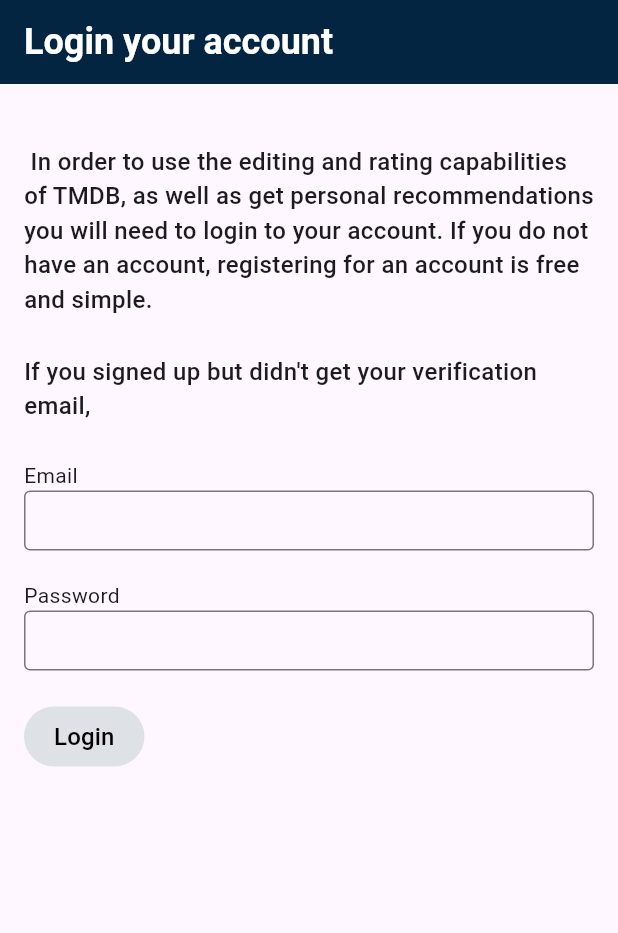
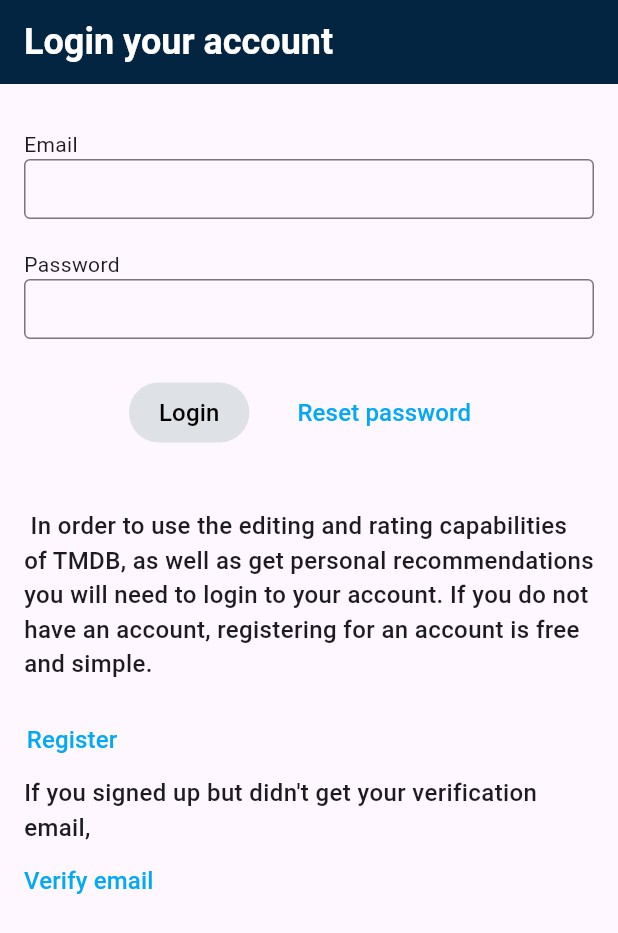
Before and after one commit to M1seryy/flutter_tmdb, a Flutter app: the screen it shows after launch, on a phone screen of 412 x 824 dp. Shown: the top 933 px of the screen. Run offline on Flutter 3.47's test engine with Material 3 defaults, Android fonts, the phone set to English and light mode, and no system bars.

Commit message:
auth screen dene

```diff
--- /dev/null
+++ b/lib/Theme/button_style.dart
@@ -0,0 +1,6 @@
+import 'package:flutter/material.dart';
+
+abstract class AppButtonStyle {
+  static final TextStyle linkButton =
+      TextStyle(color: Colors.lightBlue, fontSize: 16);
+}
--- a/lib/widgets/authLogin.dart
+++ b/lib/widgets/authLogin.dart
@@ -1,4 +1,6 @@
 import 'package:flutter/material.dart';
+import 'package:flutter/services.dart';
+import 'package:movie_tmdb/Theme/button_style.dart';
 
 class Authlogin extends StatelessWidget {
   const Authlogin({super.key});
@@ -7,6 +9,7 @@ class Authlogin extends StatelessWidget {
   Widget build(BuildContext context) {
     final regularTextStyle =
         TextStyle(fontSize: 16, fontWeight: FontWeight.w500);
+
     return Scaffold(
       appBar: AppBar(
         title: const Text(
@@ -19,33 +22,11 @@ class Authlogin extends StatelessWidget {
         padding: const EdgeInsets.symmetric(horizontal: 16.0),
         child: ListView(
           children: [
-            _MainText(regularTextStyle: regularTextStyle),
             SizedBox(
-              height: 25,
+              height: 30,
             ),
             _AuthInputs(),
-            SizedBox(
-              height: 20,
-            ),
-            Row(
-              children: [
-                TextButton(
-                    style: ButtonStyle(
-                        padding: WidgetStateProperty.all<EdgeInsets>(
-                            EdgeInsets.symmetric(horizontal: 20, vertical: 8)),
-                        backgroundColor: WidgetStateProperty.all(
-                            Color.fromARGB(255, 222, 226, 230))),
-                    onPressed: null,
-                    child: Text(
-                      "Login",
-                      style: TextStyle(
-                        fontSize: 16,
-                        fontWeight: FontWeight.w500,
-                        color: Color.fromARGB(255, 0, 0, 0),
-                      ),
-                    ))
-              ],
-            ),
+            _MainText(regularTextStyle: regularTextStyle),
           ],
         ),
       ),
@@ -53,31 +34,105 @@ class Authlogin extends StatelessWidget {
   }
 }
 
-class _AuthInputs extends StatelessWidget {
-  _AuthInputs({
-    super.key,
-  });
-  final inputStyle = InputDecoration(
+class _AuthInputs extends StatefulWidget {
+  @override
+  State<_AuthInputs> createState() => _AuthInputsState();
+}
+
+class _AuthInputsState extends State<_AuthInputs> {
+  final _emailController = TextEditingController();
+
+  final _passwordController = TextEditingController();
+  String? errorAuth;
+
+  final inputStyle = const InputDecoration(
       border: OutlineInputBorder(),
       isCollapsed: true,
       contentPadding: EdgeInsets.symmetric(horizontal: 10, vertical: 8));
 
+  void _authLogin() {
+    final login = _emailController.text;
+    final pass = _passwordController.text;
+    if (login == "admin" && pass == "123456") {
+      errorAuth = null;
+      print("we are in");
+    } else {
+      errorAuth = "Incorrect email or password";
+      print("error");
+    }
+    setState(() {});
+  }
+
+  void _verifyPass() {
+    print("pass verify");
+  }
+
   @override
   Widget build(BuildContext context) {
+    final textError = this.errorAuth;
+
     return Column(
       crossAxisAlignment: CrossAxisAlignment.start,
       children: [
-        Text("Email"),
+        const Text("Email"),
         TextField(
+          controller: _emailController,
           decoration: inputStyle,
         ),
-        SizedBox(
+        const SizedBox(
           height: 20,
         ),
-        Text("Password"),
+        const Text("Password"),
         TextField(
+          controller: _passwordController,
           obscureText: true,
           decoration: inputStyle,
+        ),
+        const SizedBox(
+          height: 25,
+        ),
+        if (textError != null) ...[
+          const Center(
+              child: Column(
+            children: [
+              Text(
+                "Incorrect email or password",
+                style: TextStyle(color: Colors.red, fontSize: 20),
+              ),
+              SizedBox(
+                height: 18,
+              ),
+            ],
+          )),
+        ],
+        Row(
+          mainAxisAlignment: MainAxisAlignment.center,
+          children: [
+            TextButton(
+                style: ButtonStyle(
+                    padding: WidgetStateProperty.all<EdgeInsets>(
+                        EdgeInsets.symmetric(horizontal: 20, vertical: 8)),
+                    backgroundColor: WidgetStateProperty.all(
+                        Color.fromARGB(255, 222, 226, 230))),
+                onPressed: _authLogin,
+                child: const Text(
+                  "Login",
+                  style: TextStyle(
+                    fontSize: 16,
+                    fontWeight: FontWeight.w500,
+                    color: Color.fromARGB(255, 0, 0, 0),
+                  ),
+                )),
+            const SizedBox(
+              width: 20,
+            ),
+            TextButton(
+                onPressed: _verifyPass,
+                child: Text(
+                  "Reset password",
+                  style: AppButtonStyle.linkButton,
+                ))
+          ],
         )
       ],
     );
@@ -93,7 +148,7 @@ class _MainText extends StatelessWidget {
 
   @override
   Widget build(BuildContext context) {
-    return Column(children: [
+    return Column(crossAxisAlignment: CrossAxisAlignment.start, children: [
       const SizedBox(
         height: 40,
       ),
@@ -101,12 +156,28 @@ class _MainText extends StatelessWidget {
           " In order to use the editing and rating capabilities of TMDB, as well as get personal recommendations you will need to login to your account. If you do not have an account, registering for an account is free and simple.",
           style: regularTextStyle),
       const SizedBox(
-        height: 25,
+        height: 15,
       ),
+      TextButton(
+          style: ButtonStyle(
+              padding: WidgetStateProperty.all<EdgeInsets>(EdgeInsets.all(0))),
+          onPressed: null,
+          child: Text(
+            "Register",
+            style: AppButtonStyle.linkButton,
+          )),
       Text(
         "If you signed up but didn't get your verification email, ",
         style: regularTextStyle,
-      )
+      ),
+      TextButton(
+          style: ButtonStyle(
+              padding: WidgetStateProperty.all<EdgeInsets>(EdgeInsets.all(0))),
+          onPressed: null,
+          child: Text(
+            "Verify email",
+            style: AppButtonStyle.linkButton,
+          )),
     ]);
   }
 }
```
